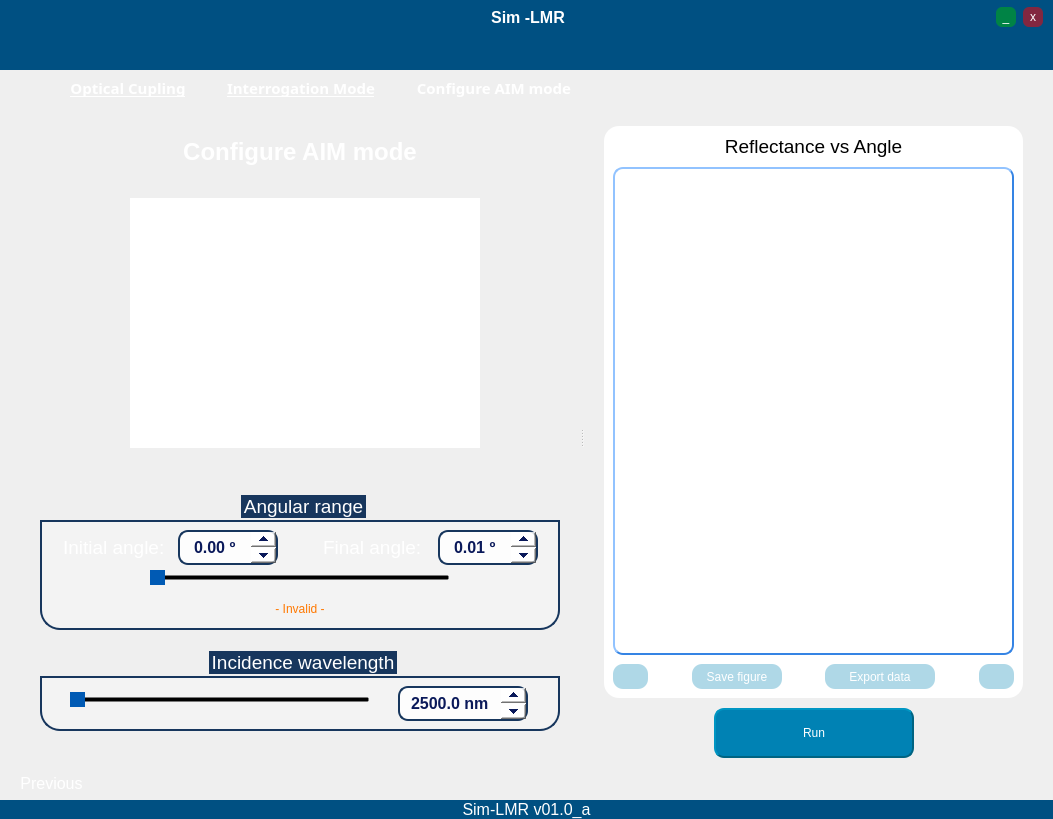
Qt form form.ui (AdeilsonLeal1/Simulador-SPR-LMR) before a commit.
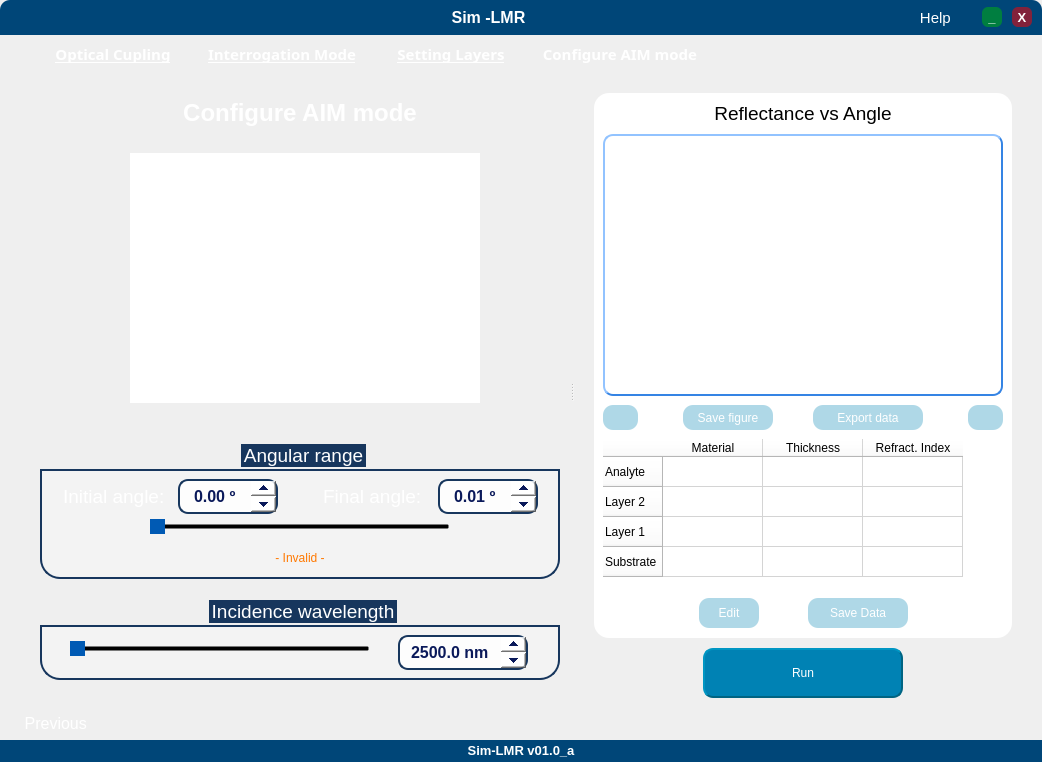
The same form after that commit. Icons and pictures are not drawn.

Commit message: Ajuse no menubar, inserção de tabela

Patch:
```diff
--- a/form.ui
+++ b/form.ui
@@ -6,8 +6,8 @@
    <rect>
     <x>0</x>
     <y>0</y>
-    <width>1053</width>
-    <height>819</height>
+    <width>1042</width>
+    <height>762</height>
    </rect>
   </property>
   <property name="minimumSize">
@@ -59,8 +59,11 @@
       </size>
      </property>
      <property name="styleSheet">
-      <string notr="true">background-color: rgb(0, 80, 130);
-border:none;
+      <string notr="true">QFrame{
+	background-color: rgb(0, 70, 120);
+    border-top-left-radius: 10px;
+	border-top-right-radius: 10px;
+}
 
 </string>
      </property>
@@ -70,12 +73,12 @@
      <property name="frameShadow">
       <enum>QFrame::Raised</enum>
      </property>
-     <layout class="QHBoxLayout" name="horizontalLayout_2">
+     <layout class="QHBoxLayout" name="horizontalLayout">
       <property name="spacing">
-       <number>7</number>
+       <number>10</number>
       </property>
       <property name="leftMargin">
-       <number>0</number>
+       <number>10</number>
       </property>
       <property name="topMargin">
        <number>0</number>
@@ -111,12 +114,9 @@
         </property>
         <property name="styleSheet">
          <string notr="true">QPushButton{
-background:transparent;
+	background:transparent;
 }
-
-QPushButton:hover{
-	background-color: rgb(52, 123, 180);
-}</string>
+</string>
         </property>
         <property name="text">
          <string/>
@@ -127,8 +127,8 @@
         </property>
         <property name="iconSize">
          <size>
-          <width>20</width>
-          <height>20</height>
+          <width>40</width>
+          <height>40</height>
          </size>
         </property>
        </widget>
@@ -145,7 +145,7 @@
          <font>
           <family>Ubuntu</family>
           <pointsize>10</pointsize>
-          <weight>88</weight>
+          <weight>63</weight>
           <italic>false</italic>
           <bold>true</bold>
          </font>
@@ -159,12 +159,70 @@
         </property>
        </widget>
       </item>
+      <item>
+       <widget class="QPushButton" name="btn_help">
+        <property name="minimumSize">
+         <size>
+          <width>20</width>
+          <height>20</height>
+         </size>
+        </property>
+        <property name="maximumSize">
+         <size>
+          <width>65</width>
+          <height>25</height>
+         </size>
+        </property>
+        <property name="font">
+         <font>
+          <family>Ubuntu</family>
+          <pointsize>11</pointsize>
+          <weight>50</weight>
+          <italic>false</italic>
+          <bold>false</bold>
+         </font>
+        </property>
+        <property name="cursor">
+         <cursorShape>PointingHandCursor</cursorShape>
+        </property>
+        <property name="layoutDirection">
+         <enum>Qt::RightToLeft</enum>
+        </property>
+        <property name="styleSheet">
+         <string notr="true">QPushButton{
+	font: 400 11pt &quot;Ubuntu&quot;;
+	color: rgb(255, 255,255);
+	background-color: rgb(0, 70, 120);
+	border-radius:6px;
+}
+
+QPushButton:hover{
+	background: rgb(0, 0, 255);
+	width: 40;
+	height: 35;
+}</string>
+        </property>
+        <property name="text">
+         <string>Help  </string>
+        </property>
+        <property name="icon">
+         <iconset resource="icons_.qrc">
+          <normaloff>:/icons/icons/help.png</normaloff>:/icons/icons/help.png</iconset>
+        </property>
+        <property name="iconSize">
+         <size>
+          <width>15</width>
+          <height>15</height>
+         </size>
+        </property>
+       </widget>
+      </item>
       <item>
        <widget class="QPushButton" name="btn_minimizar">
         <property name="minimumSize">
          <size>
-          <width>15</width>
-          <height>15</height>
+          <width>20</width>
+          <height>20</height>
          </size>
         </property>
         <property name="maximumSize">
@@ -175,7 +233,11 @@
         </property>
         <property name="font">
          <font>
-          <pointsize>9</pointsize>
+          <family>Ubuntu</family>
+          <pointsize>10</pointsize>
+          <weight>99</weight>
+          <italic>false</italic>
+          <bold>true</bold>
          </font>
         </property>
         <property name="styleSheet">
@@ -200,8 +262,8 @@
        <widget class="QPushButton" name="btn_close">
         <property name="minimumSize">
          <size>
-          <width>15</width>
-          <height>15</height>
+          <width>20</width>
+          <height>20</height>
          </size>
         </property>
         <property name="maximumSize">
@@ -212,7 +274,11 @@
         </property>
         <property name="font">
          <font>
-          <pointsize>9</pointsize>
+          <family>Ubuntu</family>
+          <pointsize>10</pointsize>
+          <weight>63</weight>
+          <italic>false</italic>
+          <bold>true</bold>
          </font>
         </property>
         <property name="styleSheet">
@@ -229,46 +295,13 @@
 }</string>
         </property>
         <property name="text">
-         <string>x</string>
+         <string>X</string>
         </property>
        </widget>
       </item>
      </layout>
     </widget>
    </item>
-   <item>
-    <widget class="QFrame" name="menubar">
-     <property name="sizePolicy">
-      <sizepolicy hsizetype="Preferred" vsizetype="Fixed">
-       <horstretch>0</horstretch>
-       <verstretch>0</verstretch>
-      </sizepolicy>
-     </property>
-     <property name="minimumSize">
-      <size>
-       <width>0</width>
-       <height>35</height>
-      </size>
-     </property>
-     <property name="maximumSize">
-      <size>
-       <width>16777215</width>
-       <height>40</height>
-      </size>
-     </property>
-     <property name="styleSheet">
-      <string notr="true">background-color: rgb(0, 80, 130);
-border:none;
-</string>
-     </property>
-     <property name="frameShape">
-      <enum>QFrame::StyledPanel</enum>
-     </property>
-     <property name="frameShadow">
-      <enum>QFrame::Raised</enum>
-     </property>
-    </widget>
-   </item>
    <item>
     <widget class="QFrame" name="main_container">
      <property name="sizePolicy">
@@ -2024,22 +2057,7 @@
                <property name="frameShadow">
                 <enum>QFrame::Raised</enum>
                </property>
-               <layout class="QHBoxLayout" name="horizontalLayout_15">
-                <property name="spacing">
-                 <number>8</number>
-                </property>
-                <property name="leftMargin">
-                 <number>20</number>
-                </property>
-                <property name="topMargin">
-                 <number>8</number>
-                </property>
-                <property name="rightMargin">
-                 <number>8</number>
-                </property>
-                <property name="bottomMargin">
-                 <number>8</number>
-                </property>
+               <layout class="QHBoxLayout" name="horizontalLayout_4">
                 <item>
                  <widget class="QPushButton" name="btn_home_3">
                   <property name="minimumSize">
@@ -2239,6 +2257,80 @@
                   </property>
                  </widget>
                 </item>
+                <item>
+                 <widget class="QPushButton" name="btn_interrogarion_4">
+                  <property name="sizePolicy">
+                   <sizepolicy hsizetype="Maximum" vsizetype="Fixed">
+                    <horstretch>0</horstretch>
+                    <verstretch>0</verstretch>
+                   </sizepolicy>
+                  </property>
+                  <property name="minimumSize">
+                   <size>
+                    <width>130</width>
+                    <height>20</height>
+                   </size>
+                  </property>
+                  <property name="maximumSize">
+                   <size>
+                    <width>170</width>
+                    <height>20</height>
+                   </size>
+                  </property>
+                  <property name="font">
+                   <font>
+                    <family>Segoe UI Semibold</family>
+                    <pointsize>11</pointsize>
+                    <weight>75</weight>
+                    <bold>true</bold>
+                    <underline>true</underline>
+                   </font>
+                  </property>
+                  <property name="cursor">
+                   <cursorShape>PointingHandCursor</cursorShape>
+                  </property>
+                  <property name="autoFillBackground">
+                   <bool>false</bool>
+                  </property>
+                  <property name="styleSheet">
+                   <string notr="true">color: rgb(255, 255, 255);</string>
+                  </property>
+                  <property name="text">
+                   <string>Setting Layers</string>
+                  </property>
+                  <property name="checkable">
+                   <bool>false</bool>
+                  </property>
+                  <property name="checked">
+                   <bool>false</bool>
+                  </property>
+                  <property name="autoDefault">
+                   <bool>false</bool>
+                  </property>
+                  <property name="default">
+                   <bool>false</bool>
+                  </property>
+                 </widget>
+                </item>
+                <item>
+                 <widget class="QLabel" name="label_17">
+                  <property name="maximumSize">
+                   <size>
+                    <width>10</width>
+                    <height>10</height>
+                   </size>
+                  </property>
+                  <property name="text">
+                   <string/>
+                  </property>
+                  <property name="pixmap">
+                   <pixmap resource="icons_.qrc">:/icons/icons/simbolo-de-setas-duplas-para-a-direita-para-avancar.png</pixmap>
+                  </property>
+                  <property name="scaledContents">
+                   <bool>true</bool>
+                  </property>
+                 </widget>
+                </item>
                 <item>
                  <widget class="QPushButton" name="btn_config_Aim">
                   <property name="sizePolicy">
@@ -3318,6 +3410,12 @@
                     <property name="leftMargin">
                      <number>9</number>
                     </property>
+                    <property name="rightMargin">
+                     <number>9</number>
+                    </property>
+                    <property name="bottomMargin">
+                     <number>10</number>
+                    </property>
                     <item>
                      <widget class="QLabel" name="title_graphs">
                       <property name="font">
@@ -3448,10 +3546,13 @@
                         <property name="orientation">
                          <enum>Qt::Horizontal</enum>
                         </property>
+                        <property name="sizeType">
+                         <enum>QSizePolicy::Fixed</enum>
+                        </property>
                         <property name="sizeHint" stdset="0">
                          <size>
-                          <width>14</width>
-                          <height>17</height>
+                          <width>40</width>
+                          <height>0</height>
                          </size>
                         </property>
                        </spacer>
@@ -3552,6 +3653,200 @@
                       </item>
                      </layout>
                     </item>
+                    <item alignment="Qt::AlignHCenter|Qt::AlignVCenter">
+                     <widget class="QTableWidget" name="tableWidget">
+                      <property name="sizePolicy">
+                       <sizepolicy hsizetype="Expanding" vsizetype="Fixed">
+                        <horstretch>0</horstretch>
+                        <verstretch>0</verstretch>
+                       </sizepolicy>
+                      </property>
+                      <property name="minimumSize">
+                       <size>
+                        <width>400</width>
+                        <height>150</height>
+                       </size>
+                      </property>
+                      <property name="maximumSize">
+                       <size>
+                        <width>400</width>
+                        <height>150</height>
+                       </size>
+                      </property>
+                      <property name="styleSheet">
+                       <string notr="true">font: 500 10pt &quot;Ubuntu&quot;;</string>
+                      </property>
+                      <property name="sizeAdjustPolicy">
+                       <enum>QAbstractScrollArea::AdjustToContents</enum>
+                      </property>
+                      <property name="editTriggers">
+                       <set>QAbstractItemView::NoEditTriggers</set>
+                      </property>
+                      <property name="verticalScrollMode">
+                       <enum>QAbstractItemView::ScrollPerPixel</enum>
+                      </property>
+                      <property name="horizontalScrollMode">
+                       <enum>QAbstractItemView::ScrollPerPixel</enum>
+                      </property>
+                      <property name="wordWrap">
+                       <bool>true</bool>
+                      </property>
+                      <attribute name="horizontalHeaderStretchLastSection">
+                       <bool>false</bool>
+                      </attribute>
+                      <row>
+                       <property name="text">
+                        <string>Analyte</string>
+                       </property>
+                      </row>
+                      <row>
+                       <property name="text">
+                        <string>Layer 2</string>
+                       </property>
+                      </row>
+                      <row>
+                       <property name="text">
+                        <string>Layer 1</string>
+                       </property>
+                      </row>
+                      <row>
+                       <property name="text">
+                        <string>Substrate</string>
+                       </property>
+                      </row>
+                      <column>
+                       <property name="text">
+                        <string>Material</string>
+                       </property>
+                      </column>
+                      <column>
+                       <property name="text">
+                        <string>Thickness</string>
+                       </property>
+                      </column>
+                      <column>
+                       <property name="text">
+                        <string>Refract. Index</string>
+                       </property>
+                      </column>
+                     </widget>
+                    </item>
+                    <item>
+                     <layout class="QHBoxLayout" name="horizontalLayout_2">
+                      <item>
+                       <spacer name="horizontalSpacer_31">
+                        <property name="orientation">
+                         <enum>Qt::Horizontal</enum>
+                        </property>
+                        <property name="sizeHint" stdset="0">
+                         <size>
+                          <width>40</width>
+                          <height>20</height>
+                         </size>
+                        </property>
+                       </spacer>
+                      </item>
+                      <item>
+                       <widget class="QPushButton" name="pushButton_4">
+                        <property name="sizePolicy">
+                         <sizepolicy hsizetype="Minimum" vsizetype="Preferred">
+                          <horstretch>0</horstretch>
+                          <verstretch>0</verstretch>
+                         </sizepolicy>
+                        </property>
+                        <property name="minimumSize">
+                         <size>
+                          <width>60</width>
+                          <height>30</height>
+                         </size>
+                        </property>
+                        <property name="styleSheet">
+                         <string notr="true">QPushButton{
+	font: 400 11pt &quot;Ubuntu&quot;;
+	color: rgb(255, 255,255);
+	background-color: rgba(0, 130, 180, 80);
+	border-color: rgba(0, 100, 130,80);
+	border-width: 2px;
+	border-radius:10px;
+}
+
+QPushButton:hover{
+	background-color: rgb(0, 130, 180);
+	width: 40;
+	height: 35;
+}</string>
+                        </property>
+                        <property name="text">
+                         <string>Edit</string>
+                        </property>
+                       </widget>
+                      </item>
+                      <item>
+                       <spacer name="horizontalSpacer_33">
+                        <property name="orientation">
+                         <enum>Qt::Horizontal</enum>
+                        </property>
+                        <property name="sizeType">
+                         <enum>QSizePolicy::Fixed</enum>
+                        </property>
+                        <property name="sizeHint" stdset="0">
+                         <size>
+                          <width>40</width>
+                          <height>20</height>
+                         </size>
+                        </property>
+                       </spacer>
+                      </item>
+                      <item>
+                       <widget class="QPushButton" name="pushButton_5">
+                        <property name="sizePolicy">
+                         <sizepolicy hsizetype="Minimum" vsizetype="Preferred">
+                          <horstretch>0</horstretch>
+                          <verstretch>0</verstretch>
+                         </sizepolicy>
+                        </property>
+                        <property name="minimumSize">
+                         <size>
+                          <width>100</width>
+                          <height>30</height>
+                         </size>
+                        </property>
+                        <property name="styleSheet">
+                         <string notr="true">QPushButton{
+	font: 400 11pt &quot;Ubuntu&quot;;
+	color: rgb(255, 255,255);
+	background-color: rgba(0, 130, 180, 80);
+	border-color: rgba(0, 100, 130,80);
+	border-width: 2px;
+	border-radius:10px;
+}
+
+QPushButton:hover{
+	background-color: rgb(0, 130, 180);
+	width: 40;
+	height: 35;
+}</string>
+                        </property>
+                        <property name="text">
+                         <string>Save Data</string>
+                        </property>
+                       </widget>
+                      </item>
+                      <item>
+                       <spacer name="horizontalSpacer_32">
+                        <property name="orientation">
+                         <enum>Qt::Horizontal</enum>
+                        </property>
+                        <property name="sizeHint" stdset="0">
+                         <size>
+                          <width>40</width>
+                          <height>20</height>
+                         </size>
+                        </property>
+                       </spacer>
+                      </item>
+                     </layout>
+                    </item>
                    </layout>
                   </widget>
                  </item>
@@ -3698,7 +3993,7 @@
                    <string notr="true">color: rgb(255, 255, 255);</string>
                   </property>
                   <property name="text">
-                   <string>Previous</string>
+                   <string> Previous</string>
                   </property>
                   <property name="icon">
                    <iconset resource="icons_.qrc">
@@ -3750,7 +4045,7 @@
    <item>
     <widget class="QFrame" name="footer_frame">
      <property name="styleSheet">
-      <string notr="true">background-color: rgb(0, 80, 130);
+      <string notr="true">background-color: rgb(0, 70, 120);
 color: rgb(255, 255, 255);
 </string>
      </property>
@@ -3784,13 +4079,19 @@
           <verstretch>0</verstretch>
          </sizepolicy>
         </property>
+        <property name="minimumSize">
+         <size>
+          <width>0</width>
+          <height>22</height>
+         </size>
+        </property>
         <property name="font">
          <font>
           <family>Ubuntu</family>
-          <pointsize>12</pointsize>
-          <weight>50</weight>
+          <pointsize>10</pointsize>
+          <weight>63</weight>
           <italic>false</italic>
-          <bold>false</bold>
+          <bold>true</bold>
          </font>
         </property>
         <property name="styleSheet">
```
Left out of the diff: 42 changed lines with no effect on the pictures. The commit also changes 1 other file.
